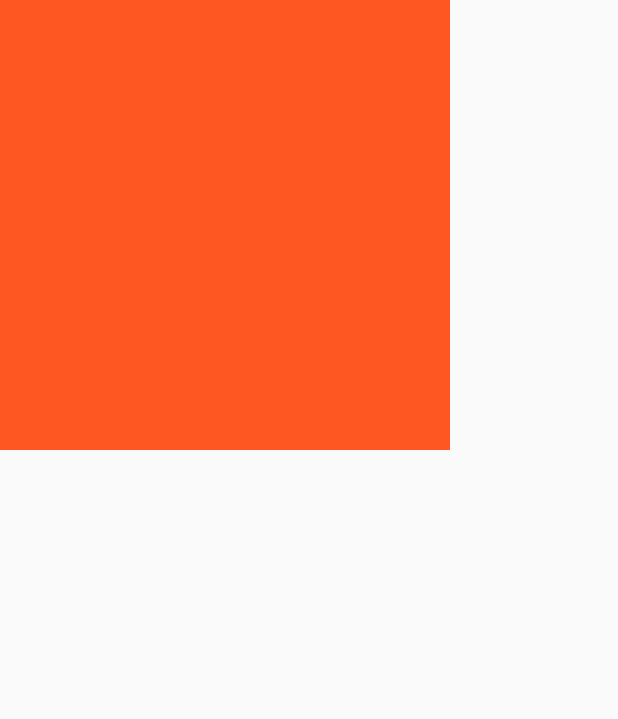
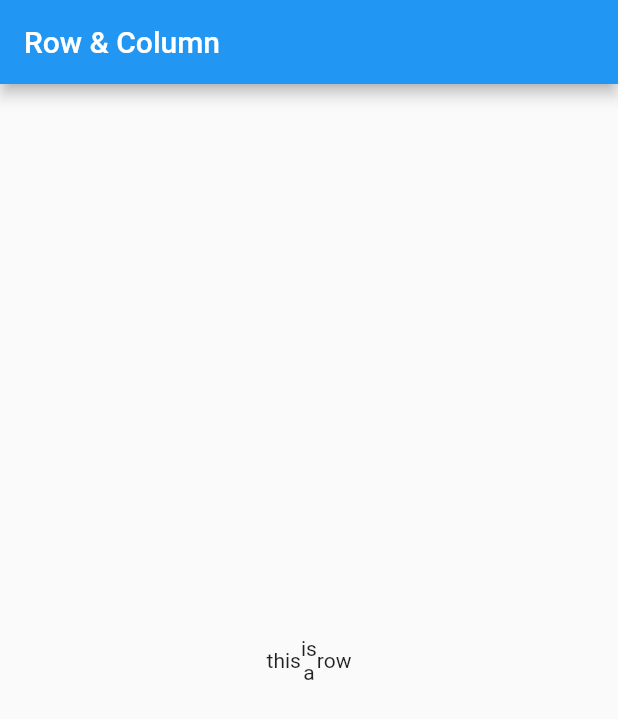
Before and after one commit to sinistra/flutter_widgets, a Flutter app: the screen it shows after launch, on a phone screen of 412 x 824 dp. Shown: the top 719 px of the screen. Run offline on Flutter 3.47's test engine with Material 2 defaults, Android fonts, the phone set to English and light mode, and no system bars.

Commit message:
row & column widget

```diff
--- a/lib/main.dart
+++ b/lib/main.dart
@@ -8,19 +8,24 @@ class FmtApp extends StatelessWidget {
   @override
   Widget build(BuildContext context) {
     return MaterialApp(
+      title: "MyApplication",
       home: new Scaffold(
-        body: new Container(
-//          color: Colors.pink,
-          child: new Text('this is a container'),
-          height: 300.0,
-          width: 300.0,
-          alignment: Alignment.center,
-          padding: const EdgeInsets.all(20.0),
-          decoration: new BoxDecoration(color: Colors.green),
-//          transform: new Matrix4.rotationZ(0.5),
-          foregroundDecoration: new BoxDecoration(
-            color: Colors.deepOrange,
-          ),
+        appBar: new AppBar(
+          title: new Text('Row & Column'),
+        ),
+        body: new Row(
+          mainAxisAlignment: MainAxisAlignment.center,
+          children: <Widget>[
+            new Text('this'),
+            new Column(
+              mainAxisAlignment: MainAxisAlignment.center,
+              children: <Widget>[
+                new Text('is'),
+                new Text('a'),
+              ],
+            ),
+            new Text('row'),
+          ],
         ),
       ),
     );
```
